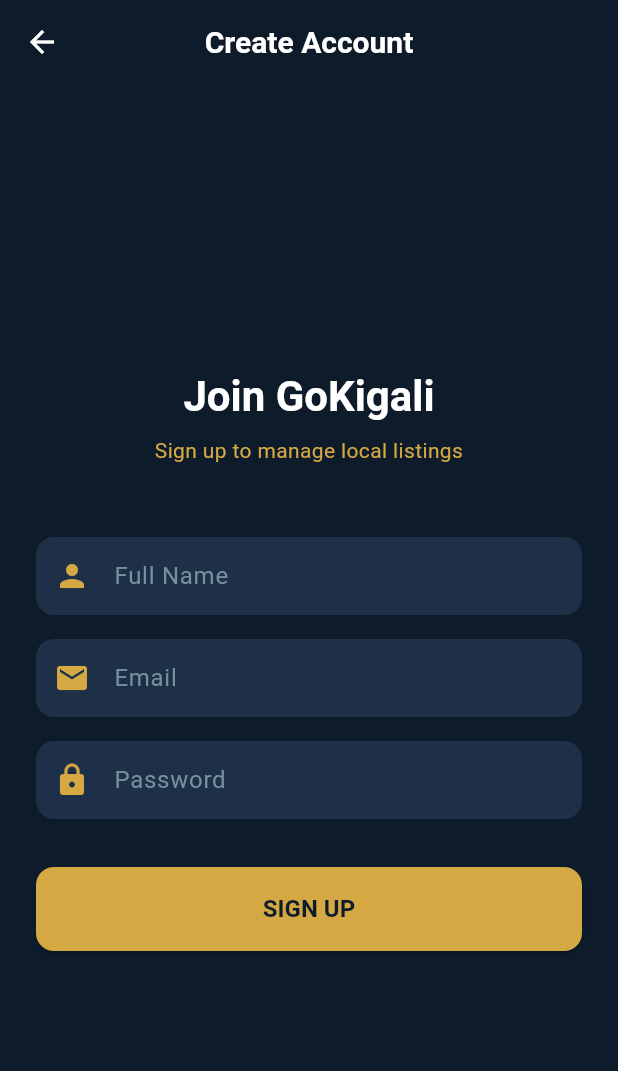
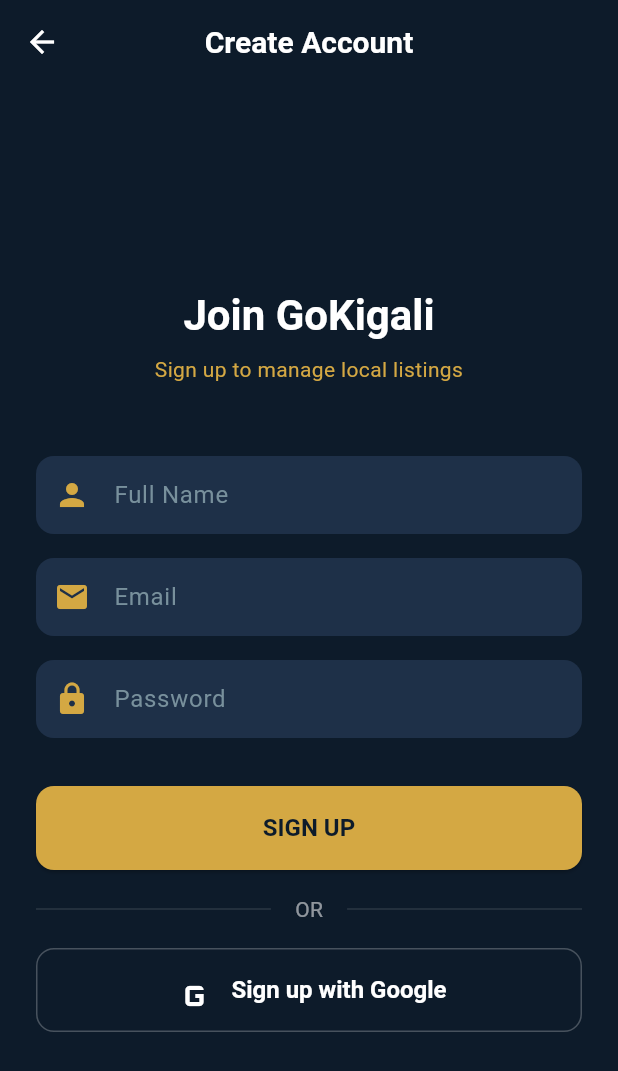
Before and after one commit to michael-alu/go_kigali, a Flutter app: the screen it shows after launch, after a tap on "LOGIN", after a tap on "Sign Up", on a phone screen of 412 x 824 dp. Shown: the top 1071 px of the screen. Run offline on Flutter 3.47's test engine with Material 3 defaults, Android fonts, the light colour scheme and no system bars; our stand-ins replace cloud_firestore, firebase_auth, firebase_core, flutter_map, google_sign_in, latlong2; accounts and stored records are empty.

Commit message:
feat: google login flow and add ios

```diff
--- a/lib/screens/auth/login_screen.dart
+++ b/lib/screens/auth/login_screen.dart
@@ -44,6 +44,23 @@
         );
         authProvider.clearError();
       }
+    }
+  }
+
+  void _loginWithGoogle() async {
+    final authProvider = Provider.of<AuthProvider>(context, listen: false);
+    final success = await authProvider.signInWithGoogle();
+
+    if (!mounted) return;
+
+    if (!success && authProvider.error != null) {
+      ScaffoldMessenger.of(context).showSnackBar(
+        SnackBar(
+          content: Text(authProvider.error!),
+          backgroundColor: Theme.of(context).colorScheme.error,
+        ),
+      );
+      authProvider.clearError();
     }
   }
 
@@ -128,6 +145,35 @@
                           : const Text('LOGIN'),
                     ),
                   ),
+                  const SizedBox(height: 16),
+                  const Row(
+                    children: [
+                      Expanded(child: Divider(color: Colors.white24)),
+                      Padding(
+                        padding: EdgeInsets.symmetric(horizontal: 16),
+                        child: Text(
+                          'OR',
+                          style: TextStyle(color: Colors.white54),
+                        ),
+                      ),
+                      Expanded(child: Divider(color: Colors.white24)),
+                    ],
+                  ),
+                  const SizedBox(height: 16),
+                  SizedBox(
+                    height: 56,
+                    child: OutlinedButton.icon(
+                      onPressed: authProvider.isLoading
+                          ? null
+                          : _loginWithGoogle,
+                      icon: const Icon(Icons.g_mobiledata, size: 32),
+                      label: const Text('Sign in with Google'),
+                      style: OutlinedButton.styleFrom(
+                        foregroundColor: Colors.white,
+                        side: const BorderSide(color: Colors.white24),
+                      ),
+                    ),
+                  ),
                   const SizedBox(height: 24),
                   Row(
                     mainAxisAlignment: MainAxisAlignment.center,
--- a/lib/screens/auth/signup_screen.dart
+++ b/lib/screens/auth/signup_screen.dart
@@ -49,6 +49,25 @@
         );
         authProvider.clearError();
       }
+    }
+  }
+
+  void _signupWithGoogle() async {
+    final authProvider = Provider.of<AuthProvider>(context, listen: false);
+    final success = await authProvider.signInWithGoogle();
+
+    if (!mounted) return;
+
+    if (success) {
+      Navigator.pop(context);
+    } else if (authProvider.error != null) {
+      ScaffoldMessenger.of(context).showSnackBar(
+        SnackBar(
+          content: Text(authProvider.error!),
+          backgroundColor: Theme.of(context).colorScheme.error,
+        ),
+      );
+      authProvider.clearError();
     }
   }
 
@@ -143,6 +162,35 @@
                           : const Text('SIGN UP'),
                     ),
                   ),
+                  const SizedBox(height: 16),
+                  const Row(
+                    children: [
+                      Expanded(child: Divider(color: Colors.white24)),
+                      Padding(
+                        padding: EdgeInsets.symmetric(horizontal: 16),
+                        child: Text(
+                          'OR',
+                          style: TextStyle(color: Colors.white54),
+                        ),
+                      ),
+                      Expanded(child: Divider(color: Colors.white24)),
+                    ],
+                  ),
+                  const SizedBox(height: 16),
+                  SizedBox(
+                    height: 56,
+                    child: OutlinedButton.icon(
+                      onPressed: authProvider.isLoading
+                          ? null
+                          : _signupWithGoogle,
+                      icon: const Icon(Icons.g_mobiledata, size: 32),
+                      label: const Text('Sign up with Google'),
+                      style: OutlinedButton.styleFrom(
+                        foregroundColor: Colors.white,
+                        side: const BorderSide(color: Colors.white24),
+                      ),
+                    ),
+                  ),
                 ],
               ),
             ),
--- a/pubspec.yaml
+++ b/pubspec.yaml
@@ -27,6 +27,7 @@
   # Utilities
   url_launcher: ^6.3.1
   intl: ^0.19.0
+  google_sign_in: ^7.2.0
 
 dev_dependencies:
   flutter_test:
```
Also changed, not shown: lib/providers/auth_provider.dart (+19 -0 lines), lib/screens/home_screen.dart (+7 -5 lines), lib/screens/settings/settings_screen.dart (+8 -9 lines), lib/services/auth_service.dart (+49 -0 lines), firebase.json, lib/firebase_options.dart, pubspec.lock, 5 other files.
